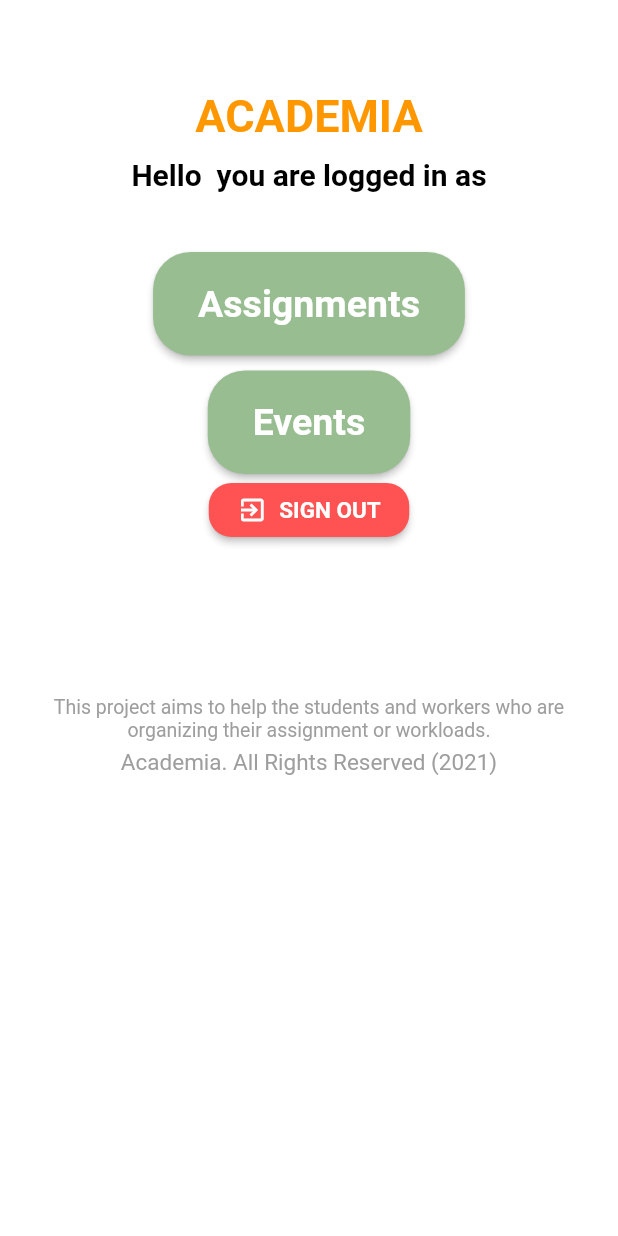
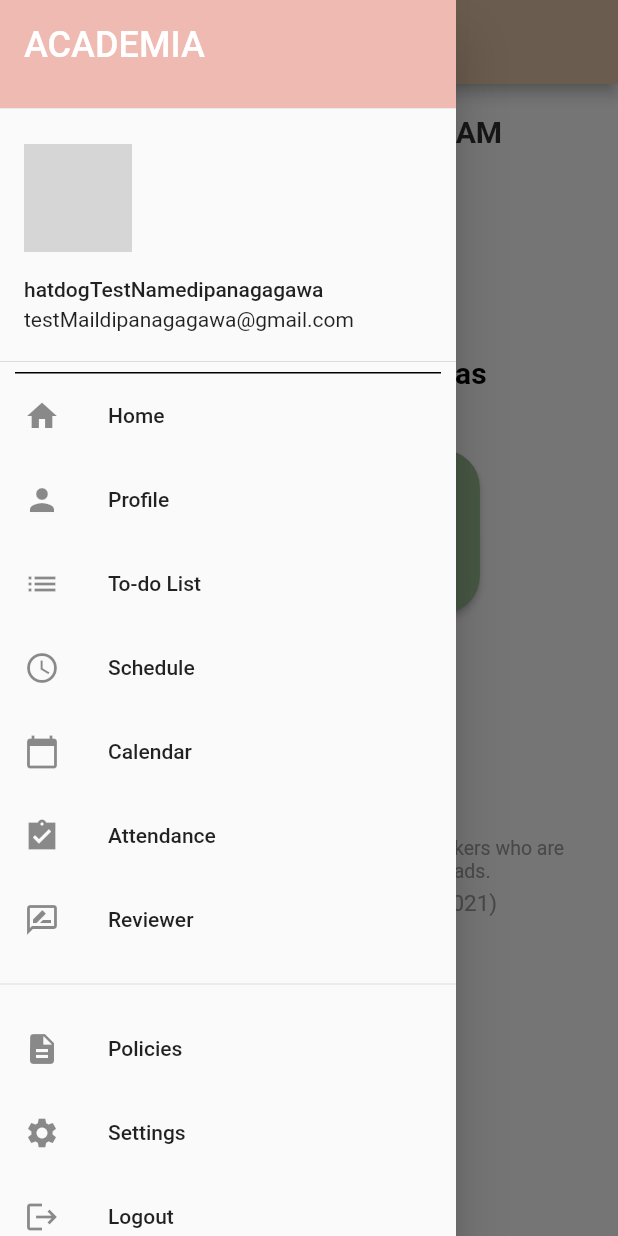
Before and after one commit to juriemaeac/ACADEMIA, a Flutter app: the HomePage screen opened by its route, with the side drawer open (before the commit the screen has no drawer), on a phone screen of 412 x 824 dp. Run offline on Flutter 3.47's test engine with Material 2 defaults, Android fonts, the phone set to English and light mode, and no system bars; our stand-ins replace animated_splash_screen, firebase_auth, firebase_core, flutter_signin_button, google_sign_in; accounts and stored records are empty; network calls fail; grey boxes are pictures that could not be loaded.

Commit message:
basics and menu update

```diff
--- /dev/null
+++ b/project_academia/lib/Attendance.dart
@@ -0,0 +1,15 @@
+import 'package:flutter/material.dart';
+
+
+class Attendance extends StatelessWidget {
+
+  @override
+  Widget build(BuildContext context) {
+    return Scaffold(
+      appBar: AppBar(title: Text('Attendance'),
+      ),
+      body: Center(child: Text('hatdog'),
+      ),
+    );
+  }
+}
--- /dev/null
+++ b/project_academia/lib/Calendar.dart
@@ -0,0 +1,15 @@
+import 'package:flutter/material.dart';
+
+
+class Calendar extends StatelessWidget {
+
+  @override
+  Widget build(BuildContext context) {
+    return Scaffold(
+      appBar: AppBar(title: Text('Calendar'),
+      ),
+      body: Center(child: Text('hatdog'),
+      ),
+    );
+  }
+}
--- a/project_academia/lib/HomePage.dart
+++ b/project_academia/lib/HomePage.dart
@@ -4,6 +4,8 @@ import 'package:sample1/Start.dart';
 //import 'package:sample1/logic/get_books.dart';
 import 'package:google_sign_in/google_sign_in.dart';
 //import 'package:sample1/models/book.dart';
+import 'package:sample1/Navbar.dart';
+import 'package:intl/intl.dart';
 
 class HomePage extends StatefulWidget {
   @override
@@ -54,6 +56,11 @@ class _HomePageState extends State<HomePage> {
   @override
   Widget build(BuildContext context) {
     return Scaffold(
+
+      drawer: Navbar(),
+      appBar: AppBar(title: Text('Home'),
+      ),
+
         backgroundColor: Colors.white,
         body: Center(
           child: Container(
@@ -67,15 +74,49 @@ class _HomePageState extends State<HomePage> {
                 :
                 Column(
                     children: <Widget>[
-                      SizedBox(height: 60.0),
+                      SizedBox(height: 20.0),
                        Row(
                       mainAxisAlignment: MainAxisAlignment.start,
                       children: <Widget>[
-
-
-
                       ]
                       ),
+                      SizedBox(height: 0),
+                      Container(
+                        alignment: FractionalOffset.center,
+                        child: new Row(
+                          mainAxisAlignment: MainAxisAlignment.spaceEvenly,
+                          children: <Widget>[
+                            Text(
+                              DateFormat("yMd").format(DateTime.now()),
+                                style: TextStyle(
+                                  fontWeight: FontWeight.bold,
+                                  color: Colors.grey[850], fontSize: 20),
+                            ),
+
+                            Text(
+                              DateFormat.jm().format(DateTime.now()),
+                                style: TextStyle(
+                                  fontWeight: FontWeight.bold,
+                                  color: Colors.grey[850], fontSize: 20)
+                            ),
+
+                          ],
+                        ),
+                      ),
+                      SizedBox(height: 10),
+                      Container(
+                        alignment: Alignment.center,
+                        child: Text(
+                          DateFormat.EEEE().format(DateTime.now()),
+                          style: TextStyle(
+
+                              fontSize: 20,
+                              fontWeight: FontWeight.bold,
+                              color: Color(0xFFE28C7E),),
+                          textAlign: TextAlign.center,
+                        ),
+                      ),
+                      SizedBox(height: 30),
                       Container(
                         alignment: Alignment.center,
                         child: Text(
@@ -84,13 +125,12 @@ class _HomePageState extends State<HomePage> {
 
                               fontSize: 30,
                               fontWeight: FontWeight.bold,
-                                  color: Colors.orange),
+                              color: Color(0xFFE28C7E),),
                           textAlign: TextAlign.center,
                         ),
                       ),
 
-
-                      SizedBox(height: 10),
+                      SizedBox(height: 40),
                       Container(
                         alignment: Alignment.center,
                         child: Text(
@@ -116,7 +156,7 @@ class _HomePageState extends State<HomePage> {
                         ),
                         style: ElevatedButton.styleFrom(
                             padding: EdgeInsets.symmetric(
-                                horizontal: 30, vertical: 20),
+                                horizontal: 40, vertical: 40),
                             primary: Color(0xFF98BD91),
                             onPrimary: Colors.white,
                             shape: RoundedRectangleBorder(
@@ -142,31 +182,7 @@ class _HomePageState extends State<HomePage> {
                               borderRadius: BorderRadius.circular(25.0),
                             )),
                       ),
-                      SizedBox(width: 100),
-                          Container(
-                            alignment: Alignment.center,
-                            child: ElevatedButton.icon(
-                              onPressed: signOut,
-                              icon: Icon(Icons.exit_to_app,
-                                color: Colors.white,
-                                size: 20.0,),
-                              label: Text(
-                                'SIGN OUT',
-                                style: TextStyle(
-                                  fontSize: 15.0,
-                                  fontWeight: FontWeight.bold,
-                                ),
-                              ),
-                              style: ElevatedButton.styleFrom(
-                                  padding: EdgeInsets.fromLTRB(19, 0, 19, 0),
-                                  primary: Colors.redAccent,
-                                  onPrimary: Colors.white,
-                                  shape: RoundedRectangleBorder(
-                                    borderRadius: BorderRadius.circular(15.0),
-                                  )),
-                            ),
-                          ),
-                      SizedBox(height: 100.0),
+                      SizedBox(height: 70.0),
                       Container(
                         width: 380,
                         child: Center(
--- a/project_academia/lib/Login.dart
+++ b/project_academia/lib/Login.dart
@@ -79,7 +79,7 @@ class _LoginState extends State<Login> {
         child: Container(
           child: Column(
             children: <Widget>[
-              //SizedBox(height: 50.0),
+              SizedBox(height: 50.0),
               Container(
                 height: 250,
                 child: Image(
--- /dev/null
+++ b/project_academia/lib/Navbar.dart
@@ -0,0 +1,130 @@
+import 'package:flutter/material.dart';
+import 'package:google_sign_in/google_sign_in.dart';
+import 'package:firebase_auth/firebase_auth.dart';
+
+class Navbar extends StatelessWidget {
+
+  final FirebaseAuth _auth = FirebaseAuth.instance;
+
+  signOut() async {
+    _auth.signOut();
+    final googleSignIn = GoogleSignIn();
+    await googleSignIn.signOut();
+  }
+
+
+  @override
+  Widget build(BuildContext context) {
+    return Drawer(
+      child: Material(
+        color: Colors.transparent,//Color(0xFFEEBAB2),
+      child: Container(
+      // decoration: BoxDecoration(
+      //       gradient: LinearGradient(
+      //         begin: Alignment.topCenter,
+      //         end: Alignment.bottomCenter,
+      //         colors: [
+      //           Color(0xFFEEBAB2),
+      //           Color(0xFFF2E2D2),
+      //         ],
+      //       )
+      //     ),
+      child: ListView (
+        padding: EdgeInsets.zero,
+        children: <Widget>[
+          Container(
+          height: 80,
+            child: DrawerHeader(
+              decoration: BoxDecoration(
+                color: Color(0xFFEEBAB2),
+              ),
+              child: Text('ACADEMIA',
+              style: TextStyle(color: Colors.white, fontSize: 24,)),
+            ),
+          ),
+          UserAccountsDrawerHeader(
+            accountName: Text('hatdogTestNamedipanagagawa'),
+            accountEmail: Text('testMaildipanagagawa@gmail.com'),
+
+            currentAccountPicture: CircleAvatar(
+              child: ClipOval(
+                child: Image.network('https://i.pinimg.com/originals/21/59/c4/2159c493313c6084db38bee8e69a4fab.jpg',
+                width: 90,
+                height: 90,
+                fit: BoxFit.cover,
+                ),
+              ),
+            ),
+            decoration: BoxDecoration(
+              color: Colors.transparent,
+            ),
+          ),
+          Divider(
+            color: Colors.black,
+            height: 0,
+            thickness: 1,
+            indent: 10,
+            endIndent: 10,
+          ),
+          ListTile(
+            leading: Icon(Icons.home),
+            title: Text('Home'),
+            onTap: () => Navigator.of(context).pushNamed("HomePage"),
+          ),
+          ListTile(
+            leading: Icon(Icons.person),
+            title: Text('Profile'),
+            onTap: () => Navigator.of(context).pushNamed("Profile"),
+            //onTap: ()=> null, //print('Home'),
+          ),
+          ListTile(
+            leading: Icon(Icons.list),
+            title: Text('To-do List'),
+            onTap: () => Navigator.of(context).pushNamed("Todolist"),
+          ),
+          ListTile(
+            leading: Icon(Icons.schedule),
+            title: Text('Schedule'),
+            onTap: () => Navigator.of(context).pushNamed("Schedule"),
+          ),
+          ListTile(
+            leading: Icon(Icons.calendar_today),
+            title: Text('Calendar'),
+            onTap: () => Navigator.of(context).pushNamed("Calendar"),
+          ),
+          ListTile(
+            leading: Icon(Icons.assignment_turned_in_sharp),
+            title: Text('Attendance'),
+            onTap: () => Navigator.of(context).pushNamed("Attendance"),
+          ),
+          ListTile(
+            leading: Icon(Icons.rate_review_outlined),
+            title: Text('Reviewer'),
+            onTap: () => Navigator.of(context).pushNamed("Reviewer"),
+          ),
+          Divider(
+            height: 30,
+          ),
+          ListTile(
+            leading: Icon(Icons.description),
+            title: Text('Policies'),
+            onTap: () => Navigator.of(context).pushNamed("Policies"),
+          ),
+          ListTile(
+            leading: Icon(Icons.settings),
+            title: Text('Settings'),
+            onTap: () => Navigator.of(context).pushNamed("Settings"),
+          ),
+          ListTile(
+            leading: Icon(Icons.logout),
+            title: Text('Logout'),
+            onTap: signOut,
+          ),
+        ],
+      ),
+      ),
+    ),
+    );
+
+  }
+}
--- /dev/null
+++ b/project_academia/lib/Policies.dart
@@ -0,0 +1,15 @@
+import 'package:flutter/material.dart';
+
+
+class Policies extends StatelessWidget {
+
+  @override
+  Widget build(BuildContext context) {
+    return Scaffold(
+      appBar: AppBar(title: Text('Policies'),
+      ),
+      body: Center(child: Text('hatdog'),
+      ),
+    );
+  }
+}
--- /dev/null
+++ b/project_academia/lib/Profile.dart
@@ -0,0 +1,15 @@
+import 'package:flutter/material.dart';
+
+
+class Profile extends StatelessWidget {
+
+  @override
+  Widget build(BuildContext context) {
+    return Scaffold(
+      appBar: AppBar(title: Text('Profile'),
+      ),
+      body: Center(child: Text('hatdog'),
+      ),
+    );
+  }
+}
--- /dev/null
+++ b/project_academia/lib/Reviewer.dart
@@ -0,0 +1,15 @@
+import 'package:flutter/material.dart';
+
+
+class Reviewer extends StatelessWidget {
+
+  @override
+  Widget build(BuildContext context) {
+    return Scaffold(
+      appBar: AppBar(title: Text('Reviewer'),
+      ),
+      body: Center(child: Text('hatdog'),
+      ),
+    );
+  }
+}
--- /dev/null
+++ b/project_academia/lib/Settings.dart
@@ -0,0 +1,15 @@
+import 'package:flutter/material.dart';
+
+
+class Settings extends StatelessWidget {
+
+  @override
+  Widget build(BuildContext context) {
+    return Scaffold(
+      appBar: AppBar(title: Text('Settings'),
+      ),
+      body: Center(child: Text('hatdog'),
+      ),
+    );
+  }
+}
--- a/project_academia/lib/SignUp.dart
+++ b/project_academia/lib/SignUp.dart
@@ -16,7 +16,7 @@ class _SignUpState extends State<SignUp> {
   checkAuthentication() async {
     _auth.authStateChanges().listen((user) {
       if (user != null) {
-        Navigator.pushReplacementNamed(context, "/");
+        Navigator.pushReplacementNamed(context, "HomePage");
       }
     });
   }
@@ -65,6 +65,9 @@ class _SignUpState extends State<SignUp> {
   navigateToLogin() async {
     Navigator.pushReplacementNamed(context, "Login");
   }
+  // navigateToHomePage() async {
+  //   Navigator.pushReplacementNamed(context, "HomePage");
+  // }
 
   @override
   Widget build(BuildContext context) {
--- /dev/null
+++ b/project_academia/lib/Todolist.dart
@@ -0,0 +1,15 @@
+import 'package:flutter/material.dart';
+
+
+class Todolist extends StatelessWidget {
+
+  @override
+  Widget build(BuildContext context) {
+    return Scaffold(
+      appBar: AppBar(title: Text('To-do List'),
+      ),
+      body: Center(child: Text('hatdog'),
+      ),
+    );
+  }
+}
--- a/project_academia/lib/main.dart
+++ b/project_academia/lib/main.dart
@@ -1,10 +1,20 @@
 //import 'package:flutter/foundation.dart';
 import 'package:flutter/material.dart';
 import 'package:firebase_core/firebase_core.dart';
+//import 'package:sample1/Sidebar_layout.dart';
+import 'package:sample1/Navbar.dart';
+import 'package:sample1/Profile.dart';
 import 'package:sample1/Start.dart';
 import 'package:sample1/Login.dart';
 import 'package:sample1/HomePage.dart';
 import 'package:sample1/SignUp.dart';
+import 'package:sample1/Attendance.dart';
+import 'package:sample1/Calendar.dart';
+import 'package:sample1/Reviewer.dart';
+import 'package:sample1/Settings.dart';
+import 'package:sample1/Todolist.dart';
+import 'package:sample1/schedule.dart';
+import 'package:sample1/Policies.dart';
 import 'package:animated_splash_screen/animated_splash_screen.dart';
 
 
@@ -22,12 +32,12 @@ class MyApp extends StatelessWidget {
     return MaterialApp(
       theme: ThemeData(
 
-        primaryColor: Color(0xFFE28C7E),
+        primaryColor: Color(0xFFE7C9A9),
         primarySwatch: Colors.blue,
         visualDensity: VisualDensity.adaptivePlatformDensity,
 
       ),
-      //home: Start(),
+      //home: MyHome(),
       debugShowCheckedModeBanner: false,
       home: AnimatedSplashScreen(
         splash: Image.asset(
@@ -43,7 +53,34 @@ class MyApp extends StatelessWidget {
         "SignUp": (BuildContext context) => SignUp(),
         "start": (BuildContext context) => Start(),
         "HomePage": (BuildContext context) => HomePage(),
+        "Navbar": (BuildContext context) => Navbar(),
+        "Profile": (BuildContext context) => Profile(),
+        "Todolist": (BuildContext context) => Todolist(),
+        "Schedule": (BuildContext context) => Schedule(),
+        "Calendar": (BuildContext context) => Calendar(),
+        "Attendance": (BuildContext context) => Attendance(),
+        "Reviewer": (BuildContext context) => Reviewer(),
+        "Policies": (BuildContext context) => Policies(),
+        "Settings": (BuildContext context) => Settings(),
       }
+    );
+
+  }
+}
+
+class MyHome extends StatefulWidget {
+  @override
+  _MyHomeState createState() => _MyHomeState();
+}
+
+class _MyHomeState extends State<MyHome> {
+  @override
+  Widget build(BuildContext context) {
+    return Scaffold(
+      drawer: Navbar(),
+      appBar: AppBar(title: Text('Home'),
+      ),
+      body: Center(),
     );
   }
 }
--- /dev/null
+++ b/project_academia/lib/schedule.dart
@@ -0,0 +1,15 @@
+import 'package:flutter/material.dart';
+
+
+class Schedule extends StatelessWidget {
+
+  @override
+  Widget build(BuildContext context) {
+    return Scaffold(
+      appBar: AppBar(title: Text('Schedule'),
+      ),
+      body: Center(child: Text('hatdog'),
+      ),
+    );
+  }
+}
--- a/project_academia/pubspec.yaml
+++ b/project_academia/pubspec.yaml
@@ -34,6 +34,7 @@ dependencies:
   flutter_signin_button: ^2.0.0
   gradient_app_bar: ^0.1.3
   google_sign_in: ^5.0.3
+  intl: ^0.17.0
 
 dev_dependencies:
   flutter_test:
```
Also changed, not shown: project_academia/pubspec.lock. Lines whose indentation alone changed are shown as unchanged.
